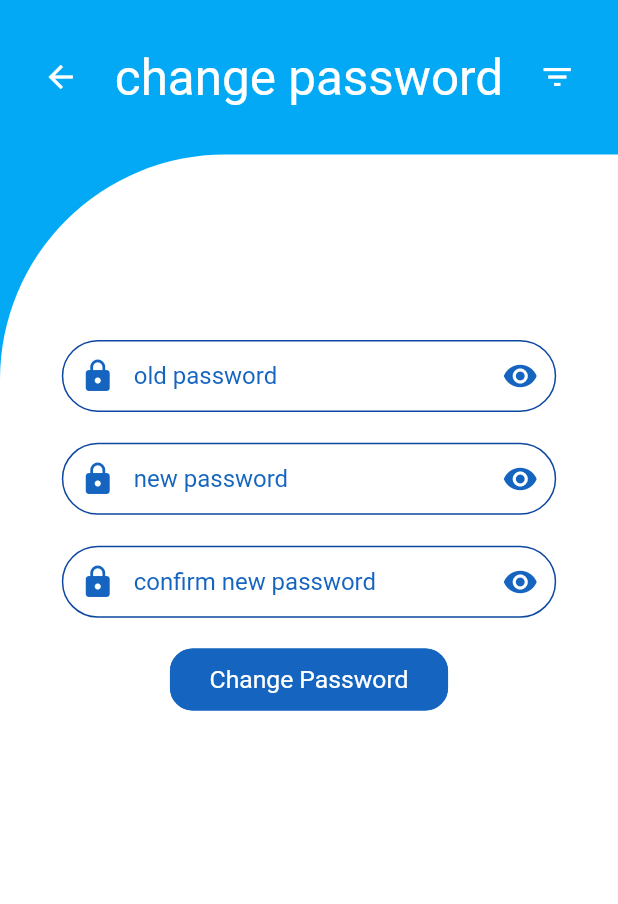
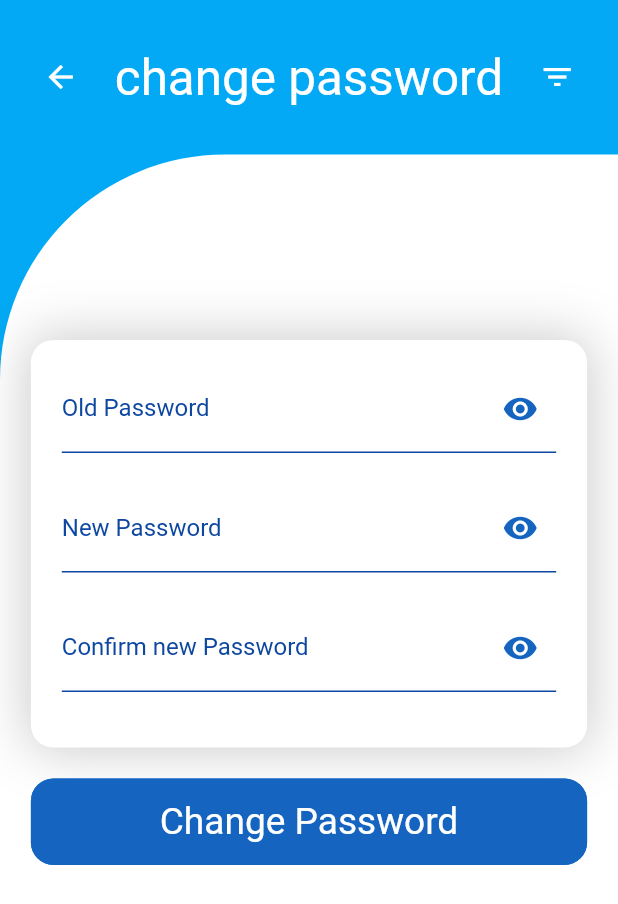
Before and after one commit to chanakaCP/wave-mobile-app, a Flutter app: the ChangePasswordView screen opened directly, on a phone screen of 412 x 824 dp. Shown: the top 904 px of the screen. Run offline on Flutter 3.47's test engine with Material 2 defaults, Android fonts, the phone set to English and light mode, and no system bars; our stand-ins replace cloud_firestore, file_picker, firebase_auth, firebase_core, firebase_storage, get and 1 more; missing offline and left inert: awesome_card, credit_card_input_form; accounts and stored records are empty.

Commit message:
MODIFY: change password input form

```diff
--- a/lib/screens/Features/profile/PersonalInformation/ChangePassword/ChangePasswordView.dart
+++ b/lib/screens/Features/profile/PersonalInformation/ChangePassword/ChangePasswordView.dart
@@ -3,9 +3,9 @@ import 'package:get/get.dart';
 import 'package:stacked/stacked.dart';
 import 'package:wave_mobile_app/Shared/SizeConfig.dart';
 import 'package:wave_mobile_app/screens/CustomWidgets/CustomButton.dart';
-import 'package:wave_mobile_app/screens/CustomWidgets/CustomFormField.dart';
 import 'package:wave_mobile_app/screens/CustomWidgets/CustomLoading.dart';
 import 'package:wave_mobile_app/screens/CustomWidgets/CustomPageView.dart';
+import 'package:wave_mobile_app/screens/CustomWidgets/CustomRawInputField.dart';
 import 'package:wave_mobile_app/screens/CustomWidgets/CustomText.dart';
 import 'ChangePasswordViewModel.dart';
 
@@ -22,48 +22,64 @@ class ChangePasswordView extends StatelessWidget {
         return SafeArea(
           child: Scaffold(
             body: CustomPageView(
+              title: "change password",
               callbackHead: () {
                 Get.back();
               },
               callbackTail: () async {
                 await model.authService.signOut();
               },
-              title: "change password",
               childWidget: SingleChildScrollView(
                 child: Container(
                   padding: EdgeInsets.symmetric(
                     vertical: blockHeight * 15,
-                    horizontal: blockWidth * 10,
+                    horizontal: blockWidth * 5,
                   ),
                   child: Form(
                     key: model.formKey,
                     child: Column(
                       children: [
-                        CustomFormField(
-                          hintText: "old password",
+                        Container(
+                          padding: EdgeInsets.symmetric(
+                            vertical: blockHeight * 2,
+                            horizontal: blockWidth * 5,
+                          ),
+                          decoration: BoxDecoration(
+                            color: Colors.white,
+                            boxShadow: [
+                              BoxShadow(
+                                color: Colors.black.withOpacity(0.2),
+                                blurRadius: 30,
+                                spreadRadius: 2,
+                              )
+                            ],
+                            borderRadius: BorderRadius.circular(15.0),
+                          ),
+                          child: Column(
+                            children: [
+                              CustomRawInputField(
+                                labeText: "Old Password",
                                 isPass: true,
                                 fieldController: model.oldPassController,
-                          prefixIcon: Icons.lock,
                               ),
                               SizedBox(height: blockHeight * 2.5),
-                        CustomFormField(
-                          hintText: "new password",
+                              CustomRawInputField(
+                                labeText: "New Password",
                                 isPass: true,
                                 fieldController: model.passController,
-                          prefixIcon: Icons.lock,
                               ),
                               SizedBox(height: blockHeight * 2.5),
-                        CustomFormField(
-                          hintText: "confirm new password",
+                              CustomRawInputField(
+                                labeText: "Confirm new Password",
                                 isPass: true,
                                 fieldController: model.confirmPassController,
-                          prefixIcon: Icons.lock,
+                              ),
+                              SizedBox(height: blockHeight * 2.5),
+                            ],
+                          ),
                         ),
                         SizedBox(height: blockHeight * 2.5),
                         CustomButton(
-                          width: blockWidth * 45,
-                          height: blockHeight * 5,
-                          fontSize: blockWidth * 4,
                           title: "Change Password",
                           bgColor: Colors.blue[800],
                           textColor: Colors.white,
--- a/lib/screens/Features/profile/PersonalInformation/ChangePassword/ChangePasswordViewModel.dart
+++ b/lib/screens/Features/profile/PersonalInformation/ChangePassword/ChangePasswordViewModel.dart
@@ -3,6 +3,7 @@ import 'package:wave_mobile_app/Services/AuthService.dart';
 
 class ChangePasswordViewModel extends ChangeNotifier {
   final AuthService authService = AuthService();
+
   final formKey = GlobalKey<FormState>();
   final confirmPassController = TextEditingController();
   final passController = TextEditingController();
```
Lines whose indentation alone changed are shown as unchanged.
